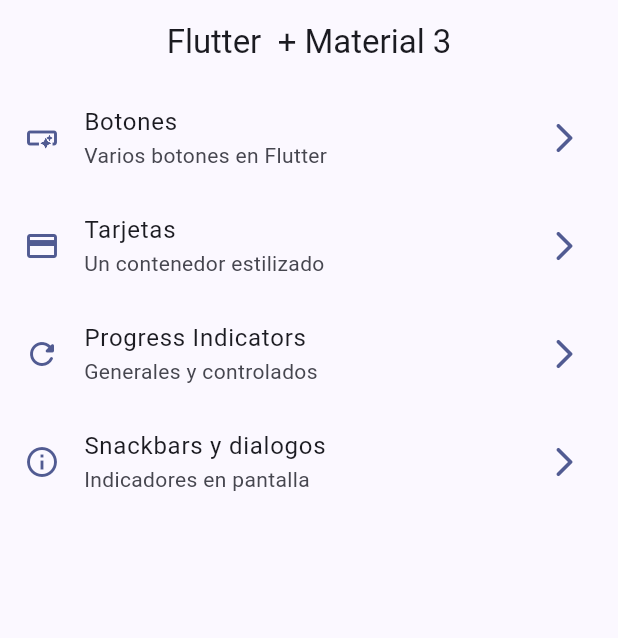
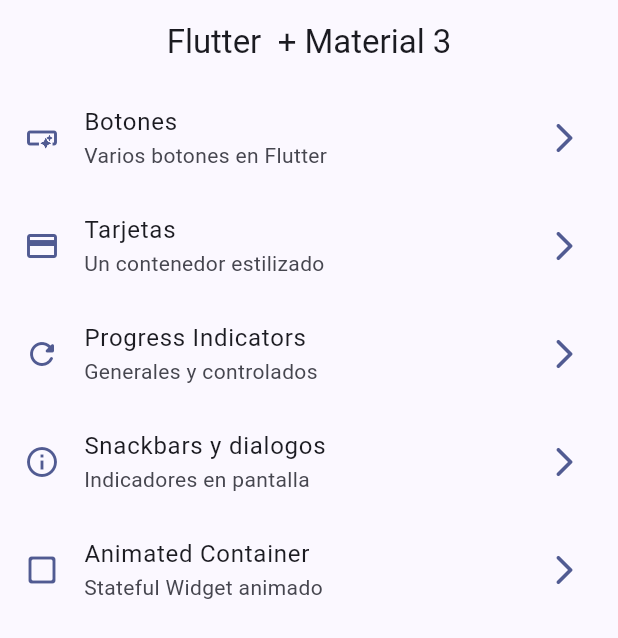
Before and after one commit to pachperdev/widgets_flutter_app, a Flutter app: the screen it shows after launch, on a phone screen of 412 x 824 dp. Shown: the top 638 px of the screen. Run offline on Flutter 3.47's test engine with Material 2 defaults, Android fonts, the phone set to English and light mode, and no system bars; our stand-ins replace go_router.

Commit message:
Animated Container

```diff
--- a/lib/config/menu/menu_items.dart
+++ b/lib/config/menu/menu_items.dart
@@ -34,4 +34,9 @@
       subTitle: 'Indicadores en pantalla',
       link: '/snackbars',
       icon: Icons.info_outline),
+  MenuItem(
+      title: 'Animated Container',
+      subTitle: 'Stateful Widget animado',
+      link: '/animated',
+      icon: Icons.check_box_outline_blank_rounded),
 ];
--- a/lib/config/router/app_router.dart
+++ b/lib/config/router/app_router.dart
@@ -30,5 +30,10 @@
       name: SnackbarScreen.name,
       builder: (context, state) => const SnackbarScreen(),
     ),
+    GoRoute(
+      path: '/animated',
+      name: AnimatedScreen.name,
+      builder: (context, state) => const AnimatedScreen(),
+    ),
   ],
 );
```
Also changed, not shown: lib/presentation/screens/animated/animated_screen.dart (+21 -1 lines).
